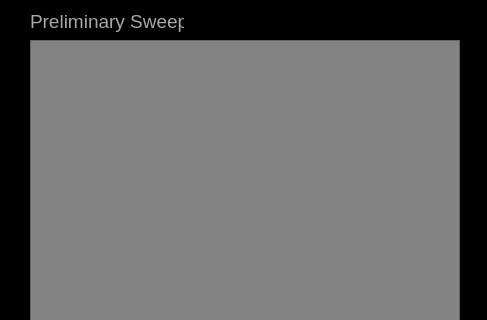
Qt form Scanner GUI/nSOTCharacterizer/preliminarySweep.ui (afylab/nanoSQUID-Scanning-Software) before a commit; both pictures show x 0 to 487 and y 0 to 320 of the 487 by 599 pixel window.
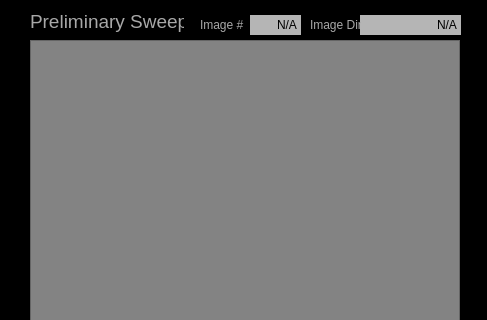
The same form after that commit.

The edit to the form file:
```diff
--- a/Scanner GUI/nSOTCharacterizer/preliminarySweep.ui
+++ b/Scanner GUI/nSOTCharacterizer/preliminarySweep.ui
@@ -891,6 +891,98 @@
     <enum>Qt::Horizontal</enum>
    </property>
   </widget>
+  <widget class="QLineEdit" name="lineEdit_ImageNum">
+   <property name="geometry">
+    <rect>
+     <x>250</x>
+     <y>15</y>
+     <width>51</width>
+     <height>20</height>
+    </rect>
+   </property>
+   <property name="toolTip">
+    <string>Updates when scan starts</string>
+   </property>
+   <property name="styleSheet">
+    <string notr="true">#lineEdit_ImageNum{
+background: rgb(181, 181, 181);
+border: grey;
+}</string>
+   </property>
+   <property name="text">
+    <string>N/A</string>
+   </property>
+   <property name="alignment">
+    <set>Qt::AlignRight|Qt::AlignTrailing|Qt::AlignVCenter</set>
+   </property>
+   <property name="readOnly">
+    <bool>true</bool>
+   </property>
+  </widget>
+  <widget class="QLabel" name="label_ImageNum">
+   <property name="geometry">
+    <rect>
+     <x>200</x>
+     <y>15</y>
+     <width>51</width>
+     <height>20</height>
+    </rect>
+   </property>
+   <property name="styleSheet">
+    <string notr="true">#label_ImageNum{
+color: rgb(168, 168, 168)
+}</string>
+   </property>
+   <property name="text">
+    <string>Image #</string>
+   </property>
+  </widget>
+  <widget class="QLineEdit" name="lineEdit_ImageDir">
+   <property name="geometry">
+    <rect>
+     <x>360</x>
+     <y>15</y>
+     <width>101</width>
+     <height>20</height>
+    </rect>
+   </property>
+   <property name="toolTip">
+    <string>Updates when scan starts</string>
+   </property>
+   <property name="styleSheet">
+    <string notr="true">#lineEdit_ImageDir{
+background: rgb(181, 181, 181);
+border: grey;
+}</string>
+   </property>
+   <property name="text">
+    <string>N/A</string>
+   </property>
+   <property name="alignment">
+    <set>Qt::AlignRight|Qt::AlignTrailing|Qt::AlignVCenter</set>
+   </property>
+   <property name="readOnly">
+    <bool>true</bool>
+   </property>
+  </widget>
+  <widget class="QLabel" name="label_ImageDir">
+   <property name="geometry">
+    <rect>
+     <x>310</x>
+     <y>15</y>
+     <width>51</width>
+     <height>20</height>
+    </rect>
+   </property>
+   <property name="styleSheet">
+    <string notr="true">#label_ImageDir{
+color: rgb(168, 168, 168)
+}</string>
+   </property>
+   <property name="text">
+    <string>Image Dir</string>
+   </property>
+  </widget>
  </widget>
  <resources/>
  <connections/>
```
